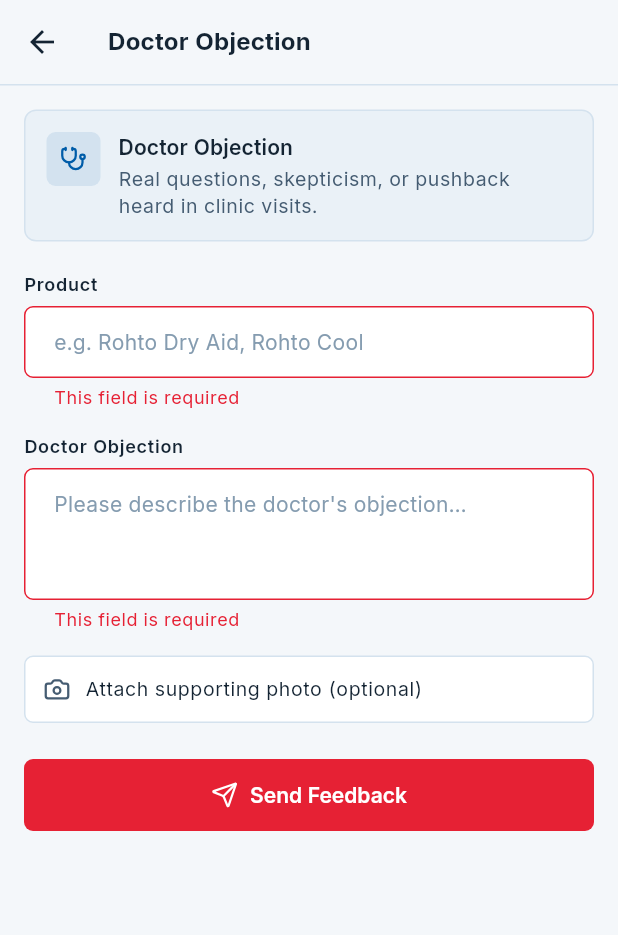
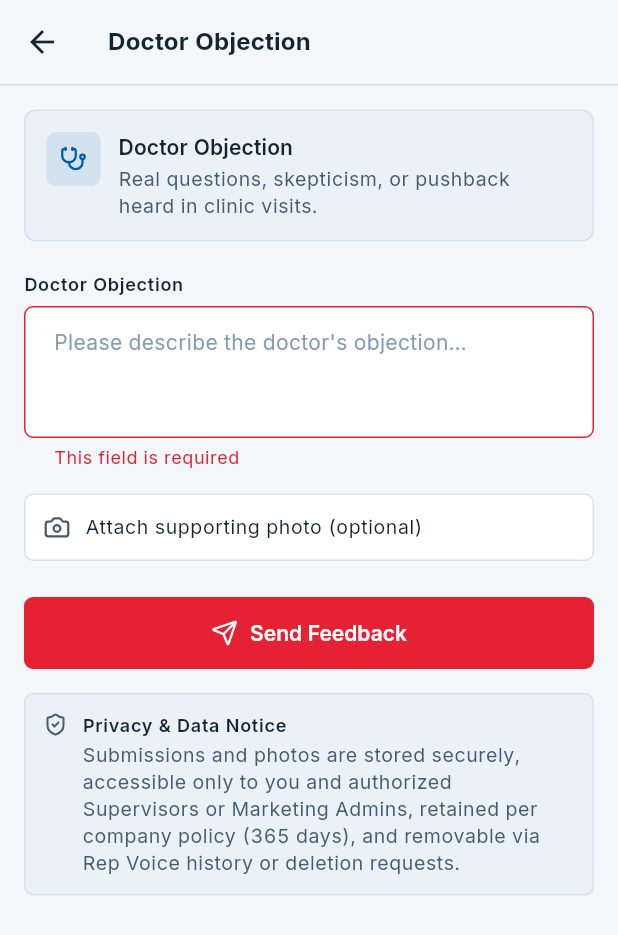
Before and after one commit to EA03cs/rxedge, a Flutter app: the FeedbackFormScreen screen opened directly with empty values, after a tap on "Send Feedback", on a phone screen of 412 x 824 dp. Shown: the top 935 px of the screen. Run offline on Flutter 3.47's test engine with Material 3 defaults, Android fonts, the phone set to English and light mode, and no system bars; our stand-ins replace audioplayers, connectivity_plus, dio, flutter_riverpod, flutter_secure_storage, go_router and 5 more; missing offline and left inert: pdfrx, record; accounts and stored records are empty; network calls fail.

Commit message:
fix(C5-C6): simplify Rep Voice form and read quarterly badges from API

```diff
--- a/lib/features/feedback/presentation/screens/feedback_form_screen.dart
+++ b/lib/features/feedback/presentation/screens/feedback_form_screen.dart
@@ -17,6 +17,10 @@ import '../../domain/entities/feedback_entities.dart';
 import '../controllers/feedback_controller.dart';
 import '../widgets/voice_note_player_card.dart';
 import 'feedback_success_screen.dart';
+
+/// Feature flag gating voice note recording in Rep Voice form.
+/// Hidden by default to match the simplified Rep Voice scope.
+const bool enableVoiceNoteInRepVoice = false;
 
 /// Guided Feedback Form with progressive disclosure and autosaved draft
 class FeedbackFormScreen extends ConsumerStatefulWidget {
@@ -50,8 +54,7 @@ class _FeedbackFormScreenState extends ConsumerState<FeedbackFormScreen> {
   bool _hasVoiceNoteAttached = false;
 
   // Validation error states
-  String? _field1Error;
-  String? _field2Error;
+  String? _detailsError;
   String? _selectedProductId;
 
   // UI state
@@ -103,7 +106,8 @@ class _FeedbackFormScreenState extends ConsumerState<FeedbackFormScreen> {
               case FeedbackType.fieldFeedback:
                 _topicController.text = draft.topic ?? '';
                 _detailsController.text = draft.details ?? '';
-                _hasVoiceNoteAttached = draft.hasAttachment;
+                _hasVoiceNoteAttached =
+                    enableVoiceNoteInRepVoice && draft.hasAttachment;
                 break;
             }
           });
@@ -140,7 +144,8 @@ class _FeedbackFormScreenState extends ConsumerState<FeedbackFormScreen> {
       whereHeard: _whereHeardController.text.trim(),
       topic: _topicController.text.trim(),
       details: _detailsController.text.trim(),
-      hasAttachment: _hasPhotoAttached || _hasVoiceNoteAttached,
+      hasAttachment: _hasPhotoAttached ||
+          (enableVoiceNoteInRepVoice && _hasVoiceNoteAttached),
     );
 
     await ref.read(feedbackRepositoryProvider).saveDraft(draft);
@@ -168,39 +173,26 @@ class _FeedbackFormScreenState extends ConsumerState<FeedbackFormScreen> {
   bool _validate() {
     final l10n = context.l10n;
     setState(() {
-      _field1Error = null;
-      _field2Error = null;
+      _detailsError = null;
     });
 
     bool isValid = true;
     switch (widget.type) {
       case FeedbackType.doctorObjection:
-        if (_productController.text.trim().isEmpty) {
-          _field1Error = l10n.fieldRequired;
-          isValid = false;
-        }
         if (_objectionController.text.trim().isEmpty) {
-          _field2Error = l10n.fieldRequired;
+          _detailsError = l10n.fieldRequired;
           isValid = false;
         }
         break;
       case FeedbackType.competitorClaim:
-        if (_competitorNameController.text.trim().isEmpty) {
-          _field1Error = l10n.fieldRequired;
-          isValid = false;
-        }
         if (_claimController.text.trim().isEmpty) {
-          _field2Error = l10n.fieldRequired;
+          _detailsError = l10n.fieldRequired;
           isValid = false;
         }
         break;
       case FeedbackType.fieldFeedback:
-        if (_topicController.text.trim().isEmpty) {
-          _field1Error = l10n.fieldRequired;
-          isValid = false;
-        }
         if (_detailsController.text.trim().isEmpty) {
-          _field2Error = l10n.fieldRequired;
+          _detailsError = l10n.fieldRequired;
           isValid = false;
         }
         break;
@@ -229,13 +221,16 @@ class _FeedbackFormScreenState extends ConsumerState<FeedbackFormScreen> {
         final prod = _productController.text.trim();
         final obj = _objectionController.text.trim();
         final matchedProductId = _selectedProductId ??
-            products
+            (prod.isNotEmpty
+                ? products
                     .where(
                       (p) => p.name.trim().toLowerCase() == prod.toLowerCase(),
                     )
                     .map((p) => p.id)
-                .firstOrNull;
-        title = '$prod: ${obj.length > 40 ? "${obj.substring(0, 40)}..." : obj}';
+                    .firstOrNull
+                : null);
+        final snippet = obj.length > 40 ? '${obj.substring(0, 40)}...' : obj;
+        title = prod.isNotEmpty ? '$prod: $snippet' : snippet;
         item = FeedbackItemEntity(
           id: '',
           clientSubmissionId: submissionId,
@@ -243,8 +238,9 @@ class _FeedbackFormScreenState extends ConsumerState<FeedbackFormScreen> {
           type: FeedbackType.doctorObjection,
           title: title,
           submittedAt: DateTime.now(),
-          product: prod,
+          product: prod.isEmpty ? null : prod,
           objection: obj,
+          details: obj,
           doctorSpecialty: _doctorSpecialtyController.text.trim().isEmpty
               ? null
               : _doctorSpecialtyController.text.trim(),
@@ -258,7 +254,8 @@ class _FeedbackFormScreenState extends ConsumerState<FeedbackFormScreen> {
       case FeedbackType.competitorClaim:
         final comp = _competitorNameController.text.trim();
         final cl = _claimController.text.trim();
-        title = '$comp: ${cl.length > 40 ? "${cl.substring(0, 40)}..." : cl}';
+        final snippet = cl.length > 40 ? '${cl.substring(0, 40)}...' : cl;
+        title = comp.isNotEmpty ? '$comp: $snippet' : snippet;
         item = FeedbackItemEntity(
           id: '',
           clientSubmissionId: submissionId,
@@ -266,8 +263,9 @@ class _FeedbackFormScreenState extends ConsumerState<FeedbackFormScreen> {
           type: FeedbackType.competitorClaim,
           title: title,
           submittedAt: DateTime.now(),
-          competitorName: comp,
+          competitorName: comp.isEmpty ? null : comp,
           claim: cl,
+          details: cl,
           whereHeard: _whereHeardController.text.trim().isEmpty
               ? null
               : _whereHeardController.text.trim(),
@@ -278,7 +276,8 @@ class _FeedbackFormScreenState extends ConsumerState<FeedbackFormScreen> {
       case FeedbackType.fieldFeedback:
         final top = _topicController.text.trim();
         final det = _detailsController.text.trim();
-        title = top;
+        final snippet = det.length > 40 ? '${det.substring(0, 40)}...' : det;
+        title = top.isNotEmpty ? top : snippet;
         item = FeedbackItemEntity(
           id: '',
           clientSubmissionId: submissionId,
@@ -286,10 +285,12 @@ class _FeedbackFormScreenState extends ConsumerState<FeedbackFormScreen> {
           type: FeedbackType.fieldFeedback,
           title: title,
           submittedAt: DateTime.now(),
-          topic: top,
+          topic: top.isEmpty ? null : top,
           details: det,
           photoUrl: _uploadedPhotoUrl ?? _localPhotoPath,
-          voiceNoteUrl: _uploadedVoiceNoteUrl ?? _localVoicePath,
+          voiceNoteUrl: enableVoiceNoteInRepVoice
+              ? (_uploadedVoiceNoteUrl ?? _localVoicePath)
+              : null,
         );
         break;
     }
@@ -504,18 +505,10 @@ class _FeedbackFormScreenState extends ConsumerState<FeedbackFormScreen> {
             // Form inputs depending on feedback type
             if (widget.type == FeedbackType.doctorObjection) ...[
               AppTextField(
-                controller: _productController,
-                label: l10n.labelProduct,
-                hint: l10n.productHintExamples,
-                errorText: _field1Error,
-                onChanged: (_) => _onFieldChanged(),
-              ),
-              const SizedBox(height: RxSpacing.s16),
-              AppTextField(
                 controller: _objectionController,
                 label: l10n.labelDoctorObjection,
                 hint: l10n.hintDoctorObjection,
-                errorText: _field2Error,
+                errorText: _detailsError,
                 minLines: 3,
                 maxLines: 5,
                 onChanged: (_) => _onFieldChanged(),
@@ -523,6 +516,13 @@ class _FeedbackFormScreenState extends ConsumerState<FeedbackFormScreen> {
               const SizedBox(height: RxSpacing.s16),
               _buildPhotoAttachmentCard(context),
               if (_showOptionalFields) ...[
+                const SizedBox(height: RxSpacing.s16),
+                AppTextField(
+                  controller: _productController,
+                  label: l10n.optionalFieldSuffix(l10n.labelProduct),
+                  hint: l10n.productHintExamples,
+                  onChanged: (_) => _onFieldChanged(),
+                ),
                 const SizedBox(height: RxSpacing.s16),
                 AppTextField(
                   controller: _doctorSpecialtyController,
@@ -542,18 +542,10 @@ class _FeedbackFormScreenState extends ConsumerState<FeedbackFormScreen> {
               ],
             ] else if (widget.type == FeedbackType.competitorClaim) ...[
               AppTextField(
-                controller: _competitorNameController,
-                label: l10n.labelCompetitorProduct,
-                hint: l10n.competitorHintExamples,
-                errorText: _field1Error,
-                onChanged: (_) => _onFieldChanged(),
-              ),
-              const SizedBox(height: RxSpacing.s16),
-              AppTextField(
                 controller: _claimController,
                 label: l10n.labelClaimHeard,
                 hint: l10n.hintCompetitorClaim,
-                errorText: _field2Error,
+                errorText: _detailsError,
                 minLines: 3,
                 maxLines: 5,
                 onChanged: (_) => _onFieldChanged(),
@@ -561,6 +553,13 @@ class _FeedbackFormScreenState extends ConsumerState<FeedbackFormScreen> {
               const SizedBox(height: RxSpacing.s16),
               _buildPhotoAttachmentCard(context),
               if (_showOptionalFields) ...[
+                const SizedBox(height: RxSpacing.s16),
+                AppTextField(
+                  controller: _competitorNameController,
+                  label: l10n.optionalFieldSuffix(l10n.labelCompetitorProduct),
+                  hint: l10n.competitorHintExamples,
+                  onChanged: (_) => _onFieldChanged(),
+                ),
                 const SizedBox(height: RxSpacing.s16),
                 AppTextField(
                   controller: _whereHeardController,
@@ -571,18 +570,10 @@ class _FeedbackFormScreenState extends ConsumerState<FeedbackFormScreen> {
               ],
             ] else if (widget.type == FeedbackType.fieldFeedback) ...[
               AppTextField(
-                controller: _topicController,
-                label: l10n.labelTopicCampaign,
-                hint: l10n.topicHintExamples,
-                errorText: _field1Error,
-                onChanged: (_) => _onFieldChanged(),
-              ),
-              const SizedBox(height: RxSpacing.s16),
-              AppTextField(
                 controller: _detailsController,
                 label: l10n.labelDetails,
                 hint: l10n.hintDetails,
-                errorText: _field2Error,
+                errorText: _detailsError,
                 minLines: 4,
                 maxLines: 6,
                 onChanged: (_) => _onFieldChanged(),
@@ -590,8 +581,17 @@ class _FeedbackFormScreenState extends ConsumerState<FeedbackFormScreen> {
               const SizedBox(height: RxSpacing.s16),
               _buildPhotoAttachmentCard(context),
               if (_showOptionalFields) ...[
+                const SizedBox(height: RxSpacing.s16),
+                AppTextField(
+                  controller: _topicController,
+                  label: l10n.optionalFieldSuffix(l10n.labelTopicCampaign),
+                  hint: l10n.topicHintExamples,
+                  onChanged: (_) => _onFieldChanged(),
+                ),
+                if (enableVoiceNoteInRepVoice) ...[
                   const SizedBox(height: RxSpacing.s12),
                   _buildVoiceAttachmentCard(context),
+                ],
               ],
             ],
 
@@ -609,8 +609,63 @@ class _FeedbackFormScreenState extends ConsumerState<FeedbackFormScreen> {
                   ? null
                   : _submit,
             ),
+            const SizedBox(height: RxSpacing.s16),
+
+            // Concise Privacy & Retention Notice
+            _buildPrivacyNotice(context),
           ],
         ),
+      ),
+    );
+  }
+
+  Widget _buildPrivacyNotice(BuildContext context) {
+    final colors = context.rxColors;
+    final textTheme = Theme.of(context).textTheme;
+    final l10n = context.l10n;
+
+    return Container(
+      padding: const EdgeInsetsDirectional.all(RxSpacing.s12),
+      decoration: BoxDecoration(
+        color: colors.surfaceMuted,
+        borderRadius: RxRadii.borderInput,
+        border: Border.all(
+          color: colors.border,
+          width: RxShadows.hairlineBorderWidth,
+        ),
+      ),
+      child: Row(
+        crossAxisAlignment: CrossAxisAlignment.start,
+        children: [
+          Icon(
+            LucideIcons.shieldCheck,
+            size: 16.0,
+            color: colors.textSecondary,
+          ),
+          const SizedBox(width: RxSpacing.s10),
+          Expanded(
+            child: Column(
+              crossAxisAlignment: CrossAxisAlignment.start,
+              children: [
+                Text(
+                  l10n.repVoicePrivacyNoticeTitle,
+                  style: textTheme.labelMedium?.copyWith(
+                    fontWeight: FontWeight.w600,
+                    color: colors.textPrimary,
+                  ),
+                ),
+                const SizedBox(height: RxSpacing.s2),
+                Text(
+                  l10n.repVoicePrivacyNoticeBody,
+                  style: textTheme.bodySmall?.copyWith(
+                    color: colors.textSecondary,
+                    height: 1.35,
+                  ),
+                ),
+              ],
+            ),
+          ),
+        ],
       ),
     );
   }
--- a/lib/features/library/presentation/screens/library_screen.dart
+++ b/lib/features/library/presentation/screens/library_screen.dart
@@ -314,7 +314,9 @@ class LibraryScreen extends ConsumerWidget {
                           selectedProduct: state.selectedProduct,
                           availableProducts: state.availableProducts,
                           hasAquaMaterials: state.allMaterials.any(
-                            (item) => item.productName.toLowerCase().contains('aqua'),
+                            (item) =>
+                                item.productName.toLowerCase().contains('aqua') &&
+                                (item.fileUrl?.trim().isNotEmpty ?? false),
                           ),
                           onProductSelected: (prod) => controller.setProduct(prod),
                         ),
--- a/lib/features/profile/domain/entities/profile_entities.dart
+++ b/lib/features/profile/domain/entities/profile_entities.dart
@@ -55,12 +55,16 @@ class BadgeEntity {
   final String name;
   final String description;
   final DateTime earnedAt;
+  final int? quarter;
+  final int? year;
 
   const BadgeEntity({
     required this.id,
     required this.name,
     required this.description,
     required this.earnedAt,
+    this.quarter,
+    this.year,
   });
 }
 
--- a/lib/features/profile/domain/repositories/profile_repository.dart
+++ b/lib/features/profile/domain/repositories/profile_repository.dart
@@ -4,6 +4,7 @@ import '../entities/profile_entities.dart';
 /// Profile Repository Contract
 abstract class ProfileRepository {
   Future<Result<UserProfileEntity>> getProfile({bool forceRefresh = false});
+  Future<Result<List<BadgeEntity>>> getMyBadges();
   Future<Result<void>> updateNotificationPreferences(NotificationPreferencesEntity preferences);
   Future<Result<void>> updateLanguagePreference(String languageCode);
   Future<Result<void>> clearCachedDownloads();
--- a/lib/l10n/app_ar.arb
+++ b/lib/l10n/app_ar.arb
@@ -552,5 +552,8 @@
   "errValidation": "يرجى مراجعة الحقول المدخلة والمحاولة مرة أخرى.",
   "errCache": "تعذر قراءة البيانات المحفوظة محلياً.",
   "errServer": "حدث خطأ في الخادم. يرجى المحاولة مرة أخرى بعد قليل.",
-  "errUnknown": "حدث خطأ غير متوقع. يرجى المحاولة مرة أخرى."
+  "errUnknown": "حدث خطأ غير متوقع. يرجى المحاولة مرة أخرى.",
+  "repVoicePrivacyNoticeTitle": "إشعار الخصوصية والبيانات",
+  "repVoicePrivacyNoticeBody": "تُحفظ المشاركات والصور بشكل آمن، ولا يطلع عليها سوى المندوب والمشرفون ومسؤولو التسويق المخوّلون، وتُحفظ وفق سياسة الشركة (365 يوماً)، مع إمكانية حذفها عبر سجل صوت المندوب أو طلبات الحذف.",
+  "quarterlyBadgesEmpty": "ستظهر الشارات ربع السنوية هنا"
 }
--- a/lib/l10n/app_en.arb
+++ b/lib/l10n/app_en.arb
@@ -634,5 +634,8 @@
   "errValidation": "Please check the highlighted fields and try again.",
   "errCache": "Unable to read local offline cache.",
   "errServer": "The server encountered an error. Please try again shortly.",
-  "errUnknown": "An unexpected error occurred. Please try again."
+  "errUnknown": "An unexpected error occurred. Please try again.",
+  "repVoicePrivacyNoticeTitle": "Privacy & Data Notice",
+  "repVoicePrivacyNoticeBody": "Submissions and photos are stored securely, accessible only to you and authorized Supervisors or Marketing Admins, retained per company policy (365 days), and removable via Rep Voice history or deletion requests.",
+  "quarterlyBadgesEmpty": "Quarterly badges will appear here"
 }
--- a/lib/l10n/app_localizations.dart
+++ b/lib/l10n/app_localizations.dart
@@ -3013,6 +3013,24 @@ abstract class AppLocalizations {
   /// In en, this message translates to:
   /// **'An unexpected error occurred. Please try again.'**
   String get errUnknown;
+
+  /// No description provided for @repVoicePrivacyNoticeTitle.
+  ///
+  /// In en, this message translates to:
+  /// **'Privacy & Data Notice'**
+  String get repVoicePrivacyNoticeTitle;
+
+  /// No description provided for @repVoicePrivacyNoticeBody.
+  ///
+  /// In en, this message translates to:
+  /// **'Submissions and photos are stored securely, accessible only to you and authorized Supervisors or Marketing Admins, retained per company policy (365 days), and removable via Rep Voice history or deletion requests.'**
+  String get repVoicePrivacyNoticeBody;
+
+  /// No description provided for @quarterlyBadgesEmpty.
+  ///
+  /// In en, this message translates to:
+  /// **'Quarterly badges will appear here'**
+  String get quarterlyBadgesEmpty;
 }
 
 class _AppLocalizationsDelegate
--- a/lib/l10n/app_localizations_en.dart
+++ b/lib/l10n/app_localizations_en.dart
@@ -1641,4 +1641,14 @@ class AppLocalizationsEn extends AppLocalizations {
 
   @override
   String get errUnknown => 'An unexpected error occurred. Please try again.';
+
+  @override
+  String get repVoicePrivacyNoticeTitle => 'Privacy & Data Notice';
+
+  @override
+  String get repVoicePrivacyNoticeBody =>
+      'Submissions and photos are stored securely, accessible only to you and authorized Supervisors or Marketing Admins, retained per company policy (365 days), and removable via Rep Voice history or deletion requests.';
+
+  @override
+  String get quarterlyBadgesEmpty => 'Quarterly badges will appear here';
 }
```
Also changed, not shown: lib/features/feedback/presentation/screens/feedback_detail_screen.dart (+26 -8 lines), lib/features/profile/data/datasources/profile_remote_datasource.dart (+46 -23 lines), lib/features/profile/data/models/profile_dto.dart (+13 -0 lines), lib/features/profile/data/repositories/profile_repository_impl.dart (+14 -0 lines), lib/features/profile/presentation/screens/profile_screen.dart (+30 -2 lines), lib/l10n/app_localizations_ar.dart (+10 -0 lines). Lines whose indentation alone changed are shown as unchanged.
